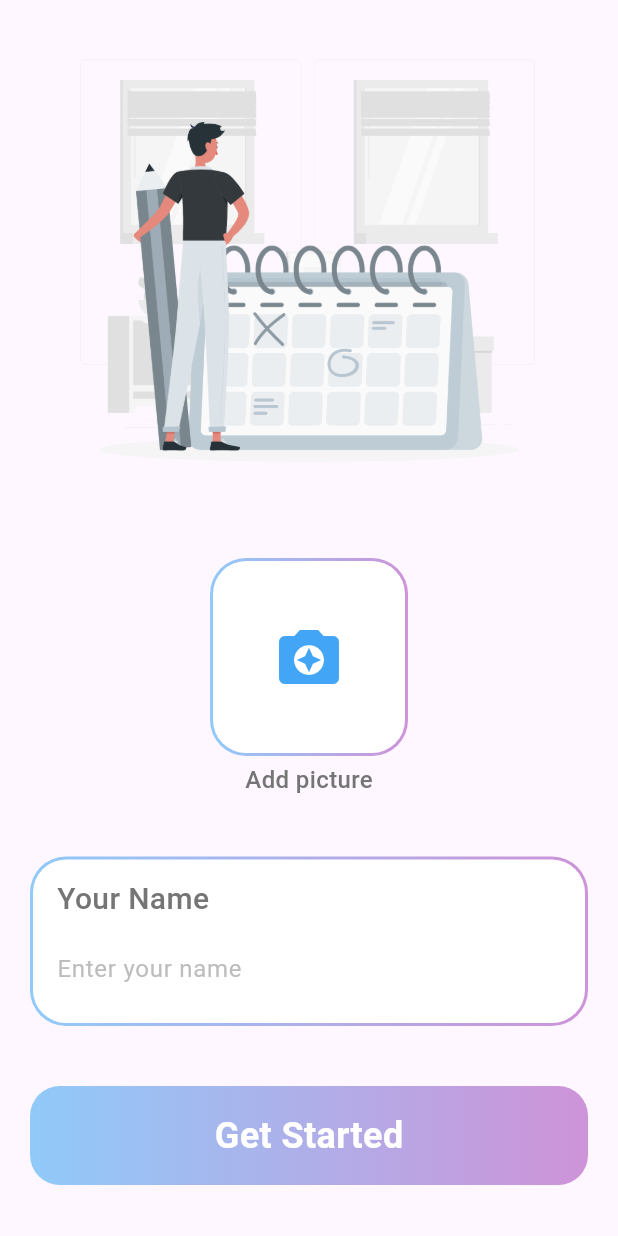
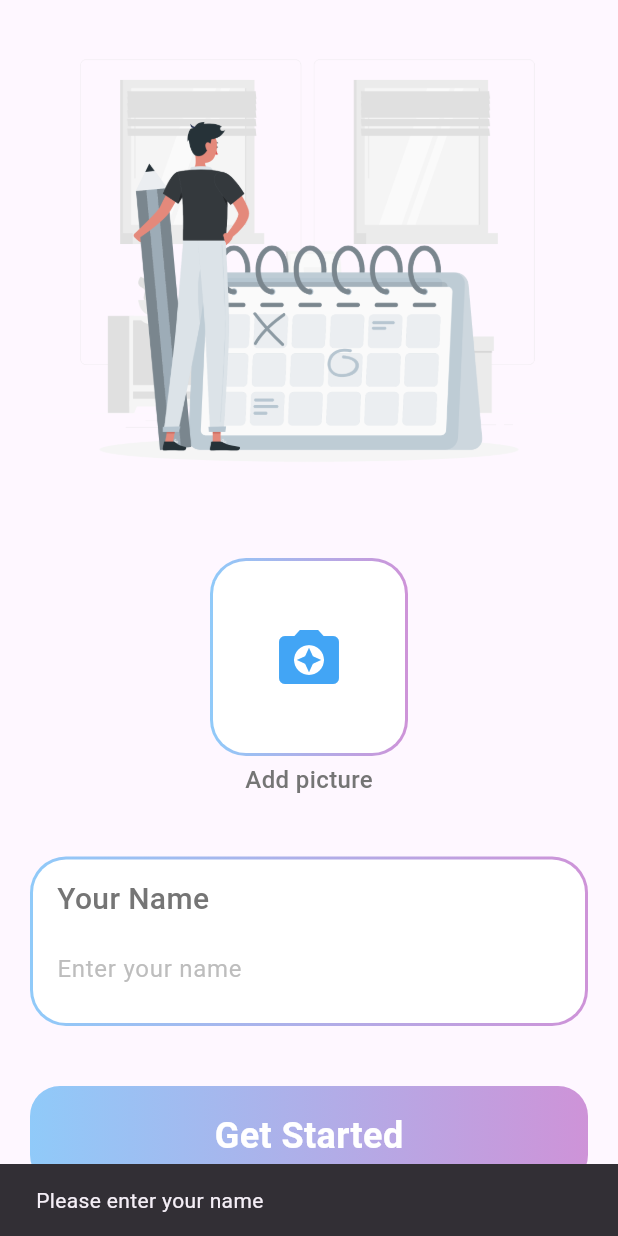
Before and after one commit to vinicivs-rocha/flutter-todo, a Flutter app: the RegisterPage screen opened directly, after a tap on "Get Started", on a phone screen of 412 x 824 dp. Run offline on Flutter 3.47's test engine with Material 3 defaults, Android fonts, the phone set to English and light mode, and no system bars; our stand-ins replace image_picker.

```diff
--- a/lib/register.dart
+++ b/lib/register.dart
@@ -14,16 +14,32 @@ class RegisterPage extends StatefulWidget {
 
 class _RegisterPageState extends State<RegisterPage> {
   File? _imageFile;
+  final TextEditingController _nameController = TextEditingController();
 
   void _onImagePicked(File file) {
     setState(() {
       _imageFile = file;
     });
-    print('Image picked: ${file.path}');
   }
 
   void _onGetStarted() {
-    print('Get Started');
+    final name = _nameController.text;
+    if (name.isEmpty) {
+      ScaffoldMessenger.of(context).showSnackBar(
+          const SnackBar(content: Text('Please enter your name')));
+      return;
+    }
+    if (_imageFile == null) {
+      ScaffoldMessenger.of(context)
+          .showSnackBar(const SnackBar(content: Text('Please pick an image')));
+      return;
+    }
+  }
+
+  @override
+  void dispose() {
+    _nameController.dispose();
+    super.dispose();
   }
 
   @override
@@ -61,6 +77,7 @@ class _RegisterPageState extends State<RegisterPage> {
                           fontSize: 20)),
                   const SizedBox(height: 8),
                   TextField(
+                    controller: _nameController,
                     style: TextStyle(color: Colors.grey[400]),
                     decoration: InputDecoration(
                         hintStyle: TextStyle(color: Colors.grey[400]),
```
